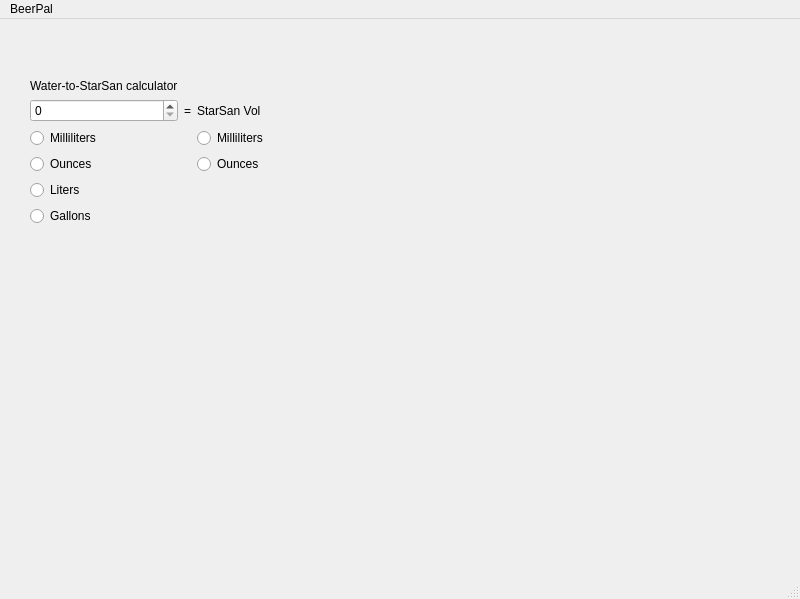
Old version of the form mainwindow.ui in the repository dhdylan/BeerPal.
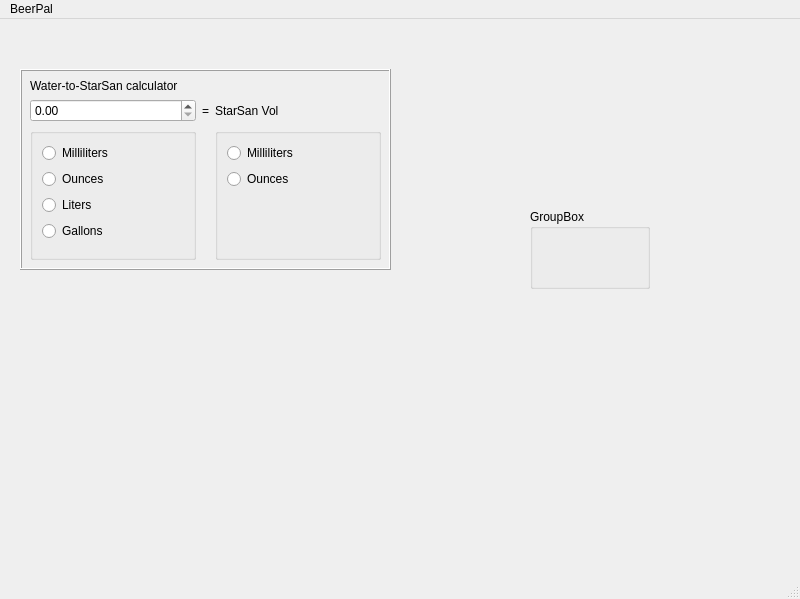
New version of the form.

Commit message: Fixed radio buttons not working properly. They needed to be childed to QWidgets. Added a class for unit conversions. Next need to implement automatically changing the waterValue/starSanValue widgets whenever one of the radio buttons is pressed.

Diff of the .ui file:
```diff
--- a/mainwindow.ui
+++ b/mainwindow.ui
@@ -17,25 +17,37 @@
    <property name="autoFillBackground">
     <bool>true</bool>
    </property>
-   <widget class="QWidget" name="widget" native="true">
+   <widget class="QFrame" name="frame">
     <property name="geometry">
      <rect>
       <x>20</x>
       <y>50</y>
-      <width>701</width>
-      <height>261</height>
+      <width>371</width>
+      <height>201</height>
      </rect>
     </property>
+    <property name="sizePolicy">
+     <sizepolicy hsizetype="Minimum" vsizetype="Minimum">
+      <horstretch>0</horstretch>
+      <verstretch>0</verstretch>
+     </sizepolicy>
+    </property>
     <property name="autoFillBackground">
      <bool>true</bool>
     </property>
+    <property name="frameShape">
+     <enum>QFrame::Box</enum>
+    </property>
+    <property name="frameShadow">
+     <enum>QFrame::Raised</enum>
+    </property>
     <widget class="QWidget" name="gridLayoutWidget">
      <property name="geometry">
       <rect>
        <x>10</x>
        <y>10</y>
-       <width>301</width>
-       <height>191</height>
+       <width>351</width>
+       <height>181</height>
       </rect>
      </property>
      <property name="sizePolicy">
@@ -46,7 +58,7 @@
      </property>
      <layout class="QGridLayout" name="gridLayout">
       <property name="sizeConstraint">
-       <enum>QLayout::SetDefaultConstraint</enum>
+       <enum>QLayout::SetMaximumSize</enum>
       </property>
       <item row="1" column="2">
        <widget class="QLabel" name="StarSanVol">
@@ -105,17 +117,8 @@
         </property>
        </widget>
       </item>
-      <item row="1" column="0">
-       <widget class="QSpinBox" name="WaterVol">
-        <property name="sizePolicy">
-         <sizepolicy hsizetype="Minimum" vsizetype="Minimum">
-          <horstretch>0</horstretch>
-          <verstretch>0</verstretch>
-         </sizepolicy>
-        </property>
-       </widget>
-      </item>
       <item row="2" column="0">
+       <widget class="QGroupBox" name="WaterUnitGroup">
        <layout class="QVBoxLayout" name="WaterUnitSelect">
         <item>
          <widget class="QRadioButton" name="WaterUnitMilliliter">
@@ -171,9 +174,14 @@
          </spacer>
         </item>
        </layout>
+       </widget>
       </item>
       <item row="2" column="2">
-       <layout class="QVBoxLayout" name="StarSanUnitSelect">
+       <widget class="QGroupBox" name="">
+        <property name="alignment">
+         <set>Qt::AlignLeading|Qt::AlignLeft|Qt::AlignTop</set>
+        </property>
+        <layout class="QVBoxLayout" name="StarSanUnitGroup">
         <item>
          <widget class="QRadioButton" name="StarSanUnitMilliliter">
           <property name="text">
@@ -208,10 +216,37 @@
          </spacer>
         </item>
        </layout>
+       </widget>
+      </item>
+      <item row="1" column="0">
+       <widget class="QDoubleSpinBox" name="WaterVol">
+        <property name="sizePolicy">
+         <sizepolicy hsizetype="Minimum" vsizetype="Minimum">
+          <horstretch>0</horstretch>
+          <verstretch>0</verstretch>
+         </sizepolicy>
+        </property>
+        <property name="maximum">
+         <double>9999999999999999583119736832.000000000000000</double>
+        </property>
+       </widget>
       </item>
      </layout>
     </widget>
    </widget>
+   <widget class="QGroupBox" name="groupBox">
+    <property name="geometry">
+     <rect>
+      <x>530</x>
+      <y>190</y>
+      <width>120</width>
+      <height>80</height>
+     </rect>
+    </property>
+    <property name="title">
+     <string>GroupBox</string>
+    </property>
+   </widget>
   </widget>
   <widget class="QMenuBar" name="menubar">
    <property name="geometry">
```
Lines whose indentation alone changed are shown as unchanged. The commit also changes 5 other files.
